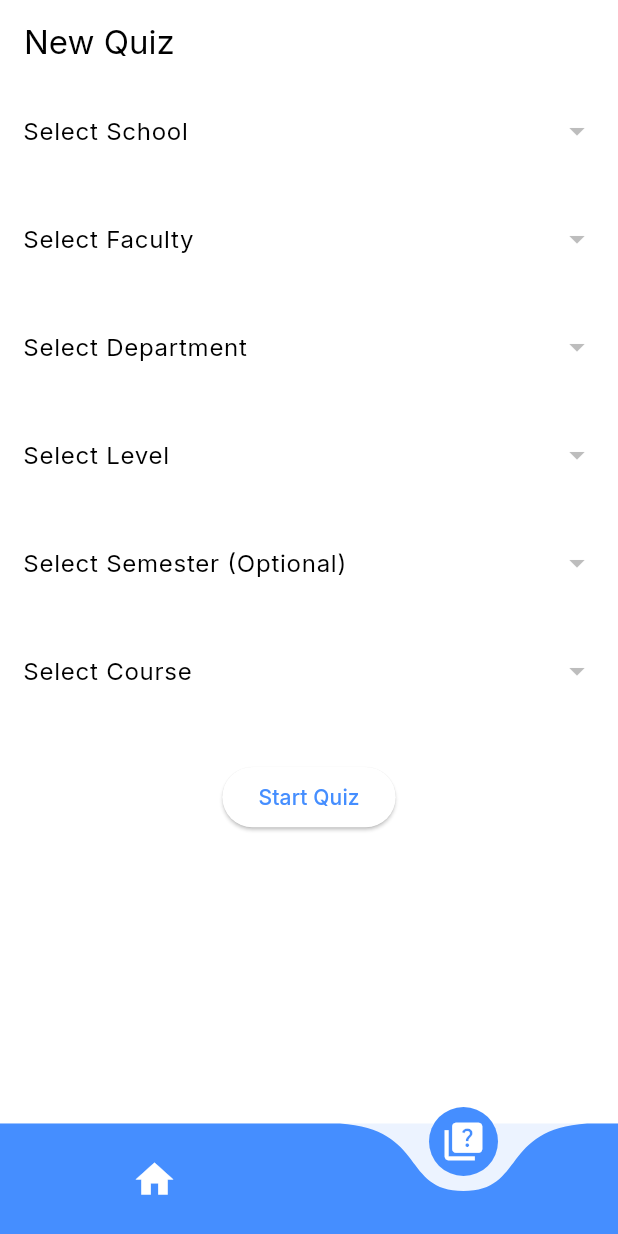
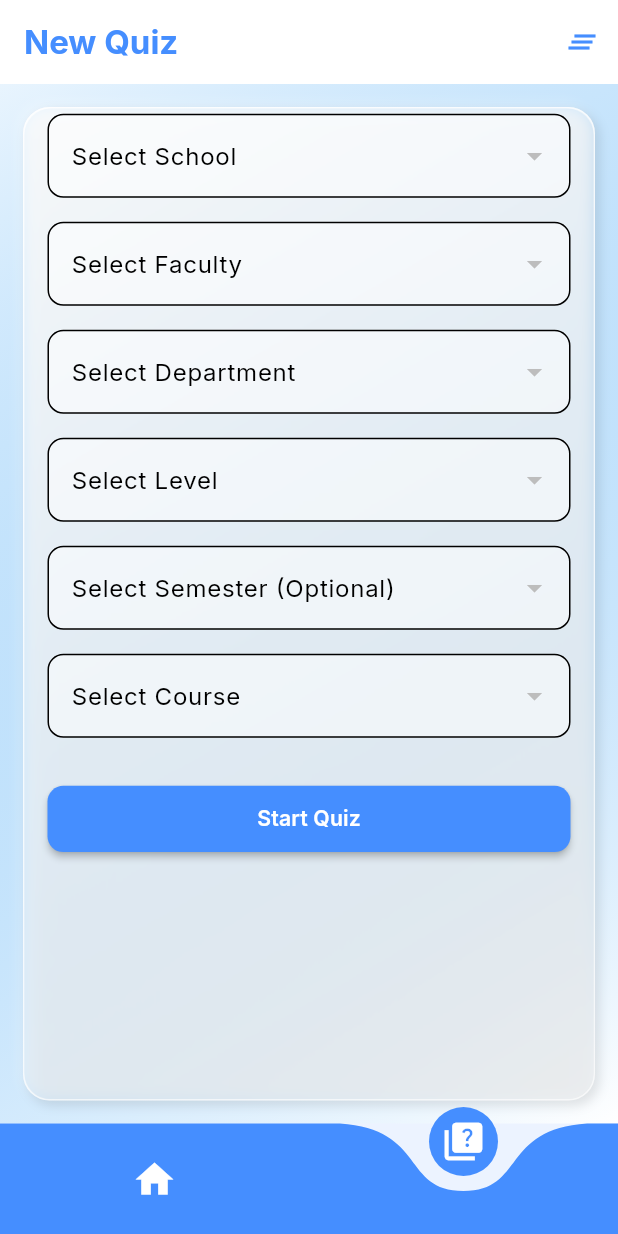
Before and after one commit to sixtusagbo/aceit, a Flutter app: the screen it shows once a user with an empty profile is signed in, item 2 of the bottom bar chosen, on a phone screen of 412 x 824 dp. Run offline on Flutter 3.47's test engine with Material 3 defaults, Android fonts, the phone set to English and light mode, and no system bars; drawn by our look-alikes of curved_navigation_bar; our stand-ins replace cloud_firestore, dart_mappable, firebase_auth, firebase_core, flutter_hooks, flutter_screenutil and 5 more; missing offline and left inert: firebase_ui_auth; accounts and stored records are empty; generated files the repository leaves out were written again.

Commit message:
Enhance new quiz page interface

```diff
--- a/lib/pages/new_quiz_page.dart
+++ b/lib/pages/new_quiz_page.dart
@@ -1,4 +1,5 @@
 import 'dart:developer';
+import 'dart:ui';
 
 import 'package:aceit/models/course.dart';
 import 'package:aceit/models/department.dart';
@@ -13,6 +14,7 @@ import 'package:aceit/state/levels.dart';
 import 'package:aceit/state/quizzes.dart';
 import 'package:aceit/state/schools.dart';
 import 'package:aceit/state/semesters.dart';
+import 'package:aceit/utils/constants.dart';
 import 'package:aceit/widgets/form_input_skeleton.dart';
 import 'package:flutter/material.dart';
 import 'package:flutter_hooks/flutter_hooks.dart';
@@ -55,6 +57,11 @@ class NewQuizPage extends HookConsumerWidget {
     }
   }
 
+  void resetAllSelections(WidgetRef ref) {
+    ref.read(selectedSchoolProvider.notifier).state = null;
+    resetDependentSelections(ref, resetFaculty: true);
+  }
+
   @override
   Widget build(BuildContext context, WidgetRef ref) {
     final formKey = useMemoized(GlobalKey<FormState>.new);
@@ -78,17 +85,80 @@ class NewQuizPage extends HookConsumerWidget {
 
     return Scaffold(
       appBar: AppBar(
-        title: const Text('New Quiz'),
+        title: Text(
+          'New Quiz',
+          style: TextStyle(
+            fontWeight: FontWeight.bold,
+            color: kPrimaryColor,
           ),
-      body: Form(
+          textAlign: TextAlign.center,
+        ),
+        backgroundColor: Colors.transparent,
+        elevation: 0,
+        actions: [
+          IconButton(
+            icon: const Icon(Icons.clear_all),
+            color: kPrimaryColor,
+            onPressed: () => resetAllSelections(ref),
+          ),
+        ],
+      ),
+      body: Container(
+        decoration: BoxDecoration(
+          gradient: LinearGradient(
+            begin: Alignment.topLeft,
+            end: Alignment.bottomRight,
+            colors: [
+              Colors.blue.withOpacity(0.1),
+              Colors.white,
+            ],
+          ),
+        ),
+        child: Center(
+          child: Container(
+            margin: EdgeInsets.all(16.w),
+            decoration: BoxDecoration(
+              borderRadius: BorderRadius.circular(20.r),
+              gradient: LinearGradient(
+                begin: Alignment.topLeft,
+                end: Alignment.bottomRight,
+                colors: [
+                  kGlassWhite,
+                  kGlassBackground,
+                ],
+              ),
+              border: Border.all(
+                color: kGlassBorder,
+                width: 1,
+              ),
+              boxShadow: [
+                BoxShadow(
+                  color: Colors.white.withOpacity(0.2),
+                  offset: const Offset(-3, -3),
+                  blurRadius: 5,
+                ),
+                BoxShadow(
+                  color: Colors.black.withOpacity(0.1),
+                  offset: const Offset(3, 3),
+                  blurRadius: 5,
+                ),
+              ],
+            ),
+            child: ClipRRect(
+              borderRadius: BorderRadius.circular(20.r),
+              child: BackdropFilter(
+                filter: ImageFilter.blur(sigmaX: 5, sigmaY: 5),
+                child: Form(
                   key: formKey,
                   child: ListView(
-          padding: EdgeInsets.symmetric(vertical: 4.h, horizontal: 16.w),
+                    padding:
+                        EdgeInsets.symmetric(vertical: 4.h, horizontal: 16.w),
                     children: [
                       schoolsAsync.when(
                         data: (schools) => DropdownButtonFormField<String>(
                           value: selectedSchool,
-                decoration: const InputDecoration(labelText: 'Select School'),
+                          decoration:
+                              getInputDecoration(label: 'Select School'),
                           items: schools
                               .map((School school) => DropdownMenuItem<String>(
                                     value: school.id,
@@ -97,7 +167,8 @@ class NewQuizPage extends HookConsumerWidget {
                                   ))
                               .toList(),
                           onChanged: (newValue) {
-                  ref.read(selectedSchoolProvider.notifier).state = newValue;
+                            ref.read(selectedSchoolProvider.notifier).state =
+                                newValue;
                             resetDependentSelections(ref, resetFaculty: true);
                           },
                           validator: (value) =>
@@ -110,17 +181,21 @@ class NewQuizPage extends HookConsumerWidget {
                       facultiesAsync.when(
                         data: (faculties) => DropdownButtonFormField<String>(
                           value: selectedFaculty,
-                decoration: const InputDecoration(labelText: 'Select Faculty'),
+                          decoration:
+                              getInputDecoration(label: 'Select Faculty'),
                           items: faculties
-                    .map((Faculty faculty) => DropdownMenuItem<String>(
+                              .map(
+                                  (Faculty faculty) => DropdownMenuItem<String>(
                                         value: faculty.id,
                                         child: Text(faculty.name,
                                             overflow: TextOverflow.ellipsis),
                                       ))
                               .toList(),
                           onChanged: (newValue) {
-                  ref.read(selectedFacultyProvider.notifier).state = newValue;
-                  resetDependentSelections(ref, resetDepartment: true);
+                            ref.read(selectedFacultyProvider.notifier).state =
+                                newValue;
+                            resetDependentSelections(ref,
+                                resetDepartment: true);
                           },
                           validator: (value) =>
                               value == null ? 'Please select a faculty' : null,
@@ -136,39 +211,44 @@ class NewQuizPage extends HookConsumerWidget {
                         data: (departments) => DropdownButtonFormField<String>(
                           value: selectedDepartment,
                           decoration:
-                    const InputDecoration(labelText: 'Select Department'),
+                              getInputDecoration(label: 'Select Department'),
                           items: departments
-                    .map((Department department) => DropdownMenuItem<String>(
+                              .map((Department department) =>
+                                  DropdownMenuItem<String>(
                                     value: department.id,
                                     child: Text(department.name,
                                         overflow: TextOverflow.ellipsis),
                                   ))
                               .toList(),
                           onChanged: (newValue) {
-                  ref.read(selectedDepartmentProvider.notifier).state =
-                      newValue;
+                            ref
+                                .read(selectedDepartmentProvider.notifier)
+                                .state = newValue;
                             resetDependentSelections(ref, resetLevel: true);
                           },
-                validator: (value) =>
-                    value == null ? 'Please select a department' : null,
+                          validator: (value) => value == null
+                              ? 'Please select a department'
+                              : null,
                         ),
                         loading: () => const FormInputSkeleton(),
-              error: (_, __) => const Text('Error loading departments'),
+                        error: (_, __) =>
+                            const Text('Error loading departments'),
                       ),
                       const SizedBox(height: 16.0),
                       levelsAsync.when(
                         data: (levels) => DropdownButtonFormField<String>(
                           value: selectedLevel,
-                decoration: const InputDecoration(labelText: 'Select Level'),
+                          decoration: getInputDecoration(label: 'Select Level'),
                           items: levels
                               .map((Level level) => DropdownMenuItem<String>(
                                     value: level.id,
-                          child:
-                              Text(level.name, overflow: TextOverflow.ellipsis),
+                                    child: Text(level.name,
+                                        overflow: TextOverflow.ellipsis),
                                   ))
                               .toList(),
                           onChanged: (newValue) {
-                  ref.read(selectedLevelProvider.notifier).state = newValue;
+                            ref.read(selectedLevelProvider.notifier).state =
+                                newValue;
                             resetDependentSelections(ref, resetSemester: true);
                           },
                           validator: (value) =>
@@ -181,17 +261,19 @@ class NewQuizPage extends HookConsumerWidget {
                       semestersAsync.when(
                         data: (semesters) => DropdownButtonFormField<String>(
                           value: selectedSemester,
-                decoration: const InputDecoration(
-                    labelText: 'Select Semester (Optional)'),
+                          decoration: getInputDecoration(
+                              label: 'Select Semester (Optional)'),
                           items: semesters
-                    .map((Semester semester) => DropdownMenuItem<String>(
+                              .map((Semester semester) =>
+                                  DropdownMenuItem<String>(
                                     value: semester.id,
                                     child: Text(semester.name,
                                         overflow: TextOverflow.ellipsis),
                                   ))
                               .toList(),
                           onChanged: (newValue) {
-                  ref.read(selectedSemesterProvider.notifier).state = newValue;
+                            ref.read(selectedSemesterProvider.notifier).state =
+                                newValue;
                             resetDependentSelections(ref, resetCourse: true);
                           },
                         ),
@@ -202,21 +284,22 @@ class NewQuizPage extends HookConsumerWidget {
                       coursesAsync.when(
                         data: (courses) => DropdownButtonFormField<String>(
                           value: selectedCourse,
-                decoration: const InputDecoration(labelText: 'Select Course'),
+                          decoration:
+                              getInputDecoration(label: 'Select Course'),
+                          isExpanded: true,
                           items: courses
                               .map((Course course) => DropdownMenuItem<String>(
                                     value: course.id,
-                          child: SizedBox(
-                            width: 0.8.sw,
                                     child: Text(
                                       '${course.code} - ${course.title}',
                                       overflow: TextOverflow.ellipsis,
-                            ),
+                                      style: TextStyle(fontSize: 14.sp),
                                     ),
                                   ))
                               .toList(),
-                onChanged: (newValue) =>
-                    ref.read(selectedCourseProvider.notifier).state = newValue,
+                          onChanged: (newValue) => ref
+                              .read(selectedCourseProvider.notifier)
+                              .state = newValue,
                           validator: (value) =>
                               value == null ? 'Please select a course' : null,
                         ),
@@ -224,18 +307,21 @@ class NewQuizPage extends HookConsumerWidget {
                         error: (_, __) => const Text('Error loading courses'),
                       ),
                       const SizedBox(height: 32.0),
-            Center(
+                      SizedBox(
+                        width: double.infinity,
+                        height: 50.h,
                         child: ElevatedButton(
                           onPressed: () async {
                             if (formKey.currentState!.validate()) {
-                    final String? quizId = await ref
-                        .read(quizIdByCourseProvider(selectedCourse!).future);
+                              final String? quizId = await ref.read(
+                                  quizIdByCourseProvider(selectedCourse!)
+                                      .future);
                               if (quizId == null) {
                                 if (context.mounted) {
                                   ScaffoldMessenger.of(context).showSnackBar(
                                     const SnackBar(
-                              content:
-                                  Text('No quiz found for selected course')),
+                                        content: Text(
+                                            'No quiz found for selected course')),
                                   );
                                 }
                                 return;
@@ -252,12 +338,42 @@ class NewQuizPage extends HookConsumerWidget {
                               );
                             }
                           },
-                child: const Text('Start Quiz'),
+                          style: ElevatedButton.styleFrom(
+                            backgroundColor: kPrimaryColor,
+                            shape: RoundedRectangleBorder(
+                              borderRadius: BorderRadius.circular(12.r),
+                            ),
+                            elevation: 2,
+                          ),
+                          child: Text(
+                            'Start Quiz',
+                            style: TextStyle(
+                              fontSize: 16.sp,
+                              fontWeight: FontWeight.w600,
+                              color: Colors.white,
+                            ),
+                          ),
                         ),
                       ),
                     ],
                   ),
                 ),
+              ),
+            ),
+          ),
+        ),
+      ),
+    );
+  }
+
+  InputDecoration getInputDecoration({required String label}) {
+    return InputDecoration(
+      labelText: label,
+      border: OutlineInputBorder(
+        borderRadius: BorderRadius.circular(12.r),
+      ),
+      filled: true,
+      fillColor: Colors.white.withOpacity(0.5),
     );
   }
 }
--- a/lib/utils/constants.dart
+++ b/lib/utils/constants.dart
@@ -1,6 +1,7 @@
 import 'package:aceit/models/course.dart';
 import 'package:aceit/models/quiz_result.dart';
 import 'package:flutter/material.dart';
+import 'package:flutter_screenutil/flutter_screenutil.dart';
 
 const kPrimaryColor = Color(0xFF458EFF);
 const kGlassWhite = Color(0xCCFFFFFF); // Increased opacity
@@ -52,3 +53,12 @@ final kDummyQuizResults = [
       ),
     ),
 ];
+
+final kInputDecoration = InputDecoration(
+  labelText: 'Select School',
+  border: OutlineInputBorder(
+    borderRadius: BorderRadius.circular(12.r),
+  ),
+  filled: true,
+  fillColor: Colors.white.withOpacity(0.5),
+);
```
Lines whose indentation alone changed are shown as unchanged.
